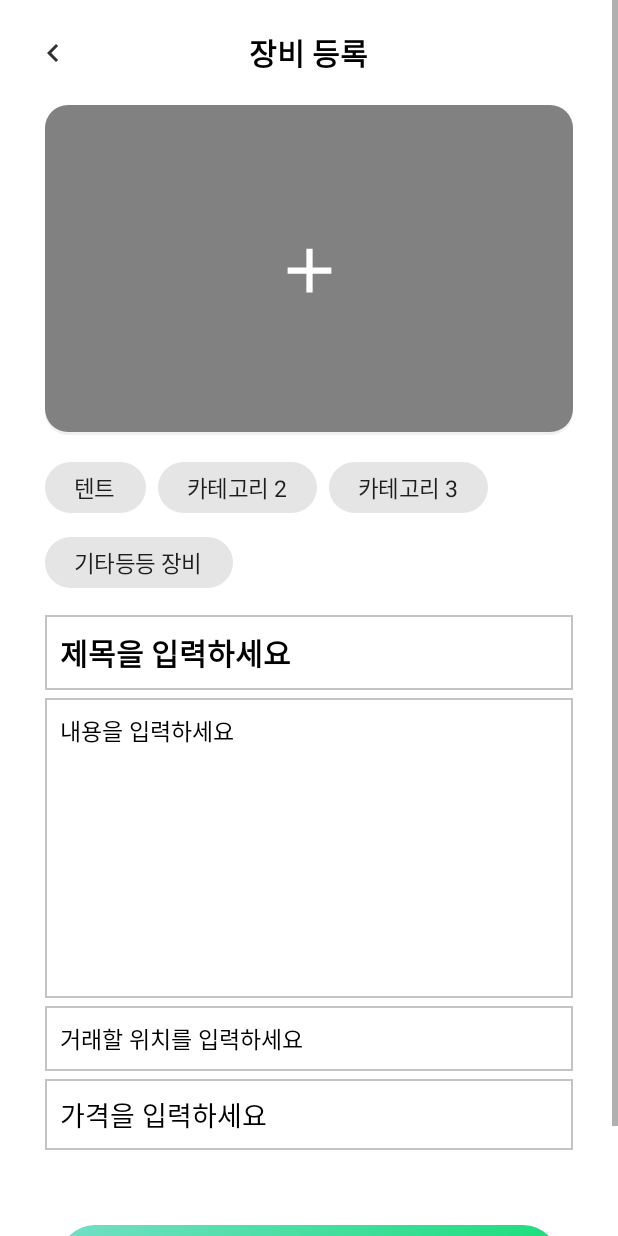
After one commit to KSangH/2021-Capstone-Design, an Android app: the SaveMyPostActivity screen opened directly, with no data from a screen before it, on a phone screen of 412 x 824 dp. The commit adds this screen. Run offline under Robolectric (Android 15) with nearby library versions, the phone set to English and light mode, and no system bars.

Commit message:
[Android] Create SaveMyPostActivity
- SaveMyPostActivity.kt와 activity_save_my_post.xml 생성
- 디자인에 맞춰 activity_save_my_post.xml 코드 작성
- 박스 형태의 EditText 적용을 위한 edit_text_box.xml 작성
- add 아이콘 크기 수정
- 이미지 버튼 xml 작성
- activity_send_request.xml의 사진 크기 수정

```diff
--- a/Android/Campong/app/src/main/AndroidManifest.xml
+++ b/Android/Campong/app/src/main/AndroidManifest.xml
@@ -12,7 +12,9 @@
         android:supportsRtl="true"
         android:theme="@style/Theme.Campong"
         android:usesCleartextTraffic="true">
-        <activity android:name=".view.SendRequestActivity"></activity>
+        <activity android:name=".view.SaveMyPostActivity"></activity>
+        <activity android:name=".view.SaveMyPost" />
+        <activity android:name=".view.SendRequestActivity" />
         <activity android:name=".view.SearchActivity" />
         <activity android:name=".view.FilterActivity" />
         <activity
--- /dev/null
+++ b/Android/Campong/app/src/main/java/com/basecamp/campong/view/SaveMyPostActivity.kt
@@ -0,0 +1,12 @@
+package com.basecamp.campong.view
+
+import androidx.appcompat.app.AppCompatActivity
+import android.os.Bundle
+import com.basecamp.campong.R
+
+class SaveMyPostActivity : AppCompatActivity() {
+    override fun onCreate(savedInstanceState: Bundle?) {
+        super.onCreate(savedInstanceState)
+        setContentView(R.layout.activity_save_my_post)
+    }
+}
--- /dev/null
+++ b/Android/Campong/app/src/main/res/drawable/edit_text_box.xml
@@ -0,0 +1,13 @@
+<?xml version="1.0" encoding="utf-8"?>
+<selector xmlns:android="http://schemas.android.com/apk/res/android">
+
+    <item>
+        <shape
+            android:shape="rectangle">
+            <stroke
+                android:width="1dp"
+                android:color="#c4c4c4"/>
+        </shape>
+    </item>
+
+</selector>
--- a/Android/Campong/app/src/main/res/drawable/ic_add.xml
+++ b/Android/Campong/app/src/main/res/drawable/ic_add.xml
@@ -1,8 +1,8 @@
-<vector android:height="24dp"
+<vector android:height="50dp"
     android:tint="#FFFFFF"
     android:viewportHeight="24"
     android:viewportWidth="24"
-    android:width="24dp"
+    android:width="50dp"
     xmlns:android="http://schemas.android.com/apk/res/android">
     <path
         android:fillColor="@android:color/white"
--- /dev/null
+++ b/Android/Campong/app/src/main/res/drawable/image_button.xml
@@ -0,0 +1,26 @@
+<?xml version="1.0" encoding="utf-8"?>
+<selector xmlns:android="http://schemas.android.com/apk/res/android">
+
+    <item>
+        <layer-list>
+            <!-- shadow (밑으로) : 그림자 -->
+            <item android:top="2dp">
+                <shape xmlns:android="http://schemas.android.com/apk/res/android"
+                    android:shape="rectangle" >
+                    <corners
+                        android:radius="15dp"
+                        />
+                    <solid android:color="#1f000000" />
+                </shape>
+            </item>
+            <!-- background (위로) -->
+            <item android:bottom="2dp">
+                <shape>
+                    <corners android:radius="15dp"
+                        />
+                    <solid android:color="#818181" />
+                </shape>
+            </item>
+        </layer-list>
+    </item>
+</selector>
--- /dev/null
+++ b/Android/Campong/app/src/main/res/layout/activity_save_my_post.xml
@@ -0,0 +1,196 @@
+<?xml version="1.0" encoding="utf-8"?>
+<androidx.constraintlayout.widget.ConstraintLayout xmlns:android="http://schemas.android.com/apk/res/android"
+    xmlns:app="http://schemas.android.com/apk/res-auto"
+    xmlns:tools="http://schemas.android.com/tools"
+    android:layout_width="match_parent"
+    android:layout_height="match_parent"
+    tools:context=".view.SaveMyPostActivity">
+
+    <ScrollView
+        android:id="@+id/scrollView2"
+        android:layout_width="0dp"
+        android:layout_height="wrap_content"
+        app:layout_constraintEnd_toEndOf="parent"
+        app:layout_constraintStart_toStartOf="parent"
+        app:layout_constraintTop_toTopOf="parent">
+
+        <RelativeLayout
+            android:layout_width="match_parent"
+            android:layout_height="match_parent">
+
+            <androidx.appcompat.widget.Toolbar
+                android:id="@+id/saveposttoolbar"
+                android:layout_width="match_parent"
+                android:layout_height="70dp"
+                android:background="@color/white"
+                app:contentInsetStart="0dp"
+                app:layout_constraintTop_toTopOf="parent">
+
+                <RelativeLayout
+                    android:layout_width="match_parent"
+                    android:layout_height="match_parent">
+
+                    <ImageButton
+                        android:id="@+id/imageButton"
+                        android:layout_width="70dp"
+                        android:layout_height="70dp"
+                        android:background="#00FFFFFF"
+                        app:srcCompat="@drawable/ic_arrow" />
+
+                    <TextView
+                        android:layout_width="wrap_content"
+                        android:layout_height="match_parent"
+                        android:layout_centerInParent="true"
+                        android:gravity="center"
+                        android:text="장비 등록"
+                        android:textColor="@color/black"
+                        android:textSize="20dp"
+                        android:textStyle="bold" />
+
+                </RelativeLayout>
+            </androidx.appcompat.widget.Toolbar>
+
+            <RelativeLayout
+                android:layout_width="match_parent"
+                android:layout_height="match_parent"
+                android:layout_below="@id/saveposttoolbar">
+
+                <ImageButton
+                    android:id="@+id/button3"
+                    android:layout_width="400dp"
+                    android:layout_height="220dp"
+                    android:layout_marginHorizontal="30dp"
+                    android:layout_marginBottom="10dp"
+                    android:background="@drawable/image_button"
+                    android:backgroundTint="#818181"
+                    android:src="@drawable/ic_add"></ImageButton>
+
+                <com.google.android.material.chip.ChipGroup
+                    android:id="@+id/chip_group"
+                    android:layout_width="wrap_content"
+                    android:layout_height="wrap_content"
+                    android:layout_below="@id/button3"
+                    android:layout_marginHorizontal="30dp">
+
+                    <com.google.android.material.chip.Chip
+                        android:id="@+id/chip1"
+                        android:layout_width="wrap_content"
+                        android:layout_height="50dp"
+                        android:text="텐트"
+                        android:textAlignment="center"
+                        android:textSize="15dp"
+                        android:textStyle="bold"
+                        app:textEndPadding="15dp"
+                        app:textStartPadding="15dp" />
+
+                    <com.google.android.material.chip.Chip
+                        android:id="@+id/chip2"
+                        android:layout_width="wrap_content"
+                        android:layout_height="50dp"
+                        android:text="카테고리 2"
+                        android:textAlignment="center"
+                        android:textSize="15dp"
+                        android:textStyle="bold"
+                        app:textEndPadding="15dp"
+                        app:textStartPadding="15dp" />
+
+                    <com.google.android.material.chip.Chip
+                        android:id="@+id/chip3"
+                        android:layout_width="wrap_content"
+                        android:layout_height="50dp"
+                        android:text="카테고리 3"
+                        android:textAlignment="center"
+                        android:textSize="15dp"
+                        android:textStyle="bold"
+                        app:textEndPadding="15dp"
+                        app:textStartPadding="15dp" />
+
+                    <com.google.android.material.chip.Chip
+                        android:id="@+id/chip4"
+                        android:layout_width="wrap_content"
+                        android:layout_height="50dp"
+                        android:text="기타등등 장비"
+                        android:textAlignment="center"
+                        android:textSize="15dp"
+                        android:textStyle="bold"
+                        app:textEndPadding="15dp"
+                        app:textStartPadding="15dp" />
+
+                </com.google.android.material.chip.ChipGroup>
+
+                <EditText
+                    android:id="@+id/edit_title"
+                    android:layout_width="match_parent"
+                    android:layout_height="wrap_content"
+                    android:layout_below="@id/chip_group"
+                    android:layout_marginHorizontal="30dp"
+                    android:layout_marginTop="10dp"
+                    android:background="@drawable/edit_text_box"
+                    android:hint="제목을 입력하세요"
+                    android:padding="10dp"
+                    android:textColorHint="@color/black"
+                    android:textSize="20dp"
+                    android:textStyle="bold" />
+
+                <EditText
+                    android:id="@+id/edit_content"
+                    android:layout_width="match_parent"
+                    android:layout_height="200dp"
+                    android:layout_below="@id/edit_title"
+                    android:layout_marginHorizontal="30dp"
+                    android:layout_marginTop="5dp"
+                    android:background="@drawable/edit_text_box"
+                    android:gravity="top"
+                    android:hint="내용을 입력하세요"
+                    android:padding="10dp"
+                    android:textColorHint="@color/black"
+                    android:textSize="15dp" />
+
+                <EditText
+                    android:id="@+id/edit_location"
+                    android:layout_width="match_parent"
+                    android:layout_height="wrap_content"
+                    android:layout_below="@id/edit_content"
+                    android:layout_marginHorizontal="30dp"
+                    android:layout_marginTop="5dp"
+                    android:background="@drawable/edit_text_box"
+                    android:hint="거래할 위치를 입력하세요"
+                    android:padding="10dp"
+                    android:textColorHint="@color/black"
+                    android:textSize="15dp" />
+
+                <EditText
+                    android:id="@+id/edit_price"
+                    android:layout_width="match_parent"
+                    android:layout_height="wrap_content"
+                    android:layout_below="@id/edit_location"
+                    android:layout_marginHorizontal="30dp"
+                    android:layout_marginTop="5dp"
+                    android:layout_marginBottom="10dp"
+                    android:background="@drawable/edit_text_box"
+                    android:hint="가격을 입력하세요"
+                    android:padding="10dp"
+                    android:textColorHint="@color/black"
+                    android:textSize="18dp" />
+
+                <Button
+                    android:id="@+id/SaveButton1"
+                    android:layout_width="match_parent"
+                    android:layout_height="wrap_content"
+                    android:layout_below="@id/edit_price"
+                    android:layout_margin="40dp"
+                    android:layout_marginBottom="16dp"
+                    android:background="@drawable/button_main_color"
+                    android:text="저장하기"
+                    android:textColor="@color/black"
+                    android:textSize="16dp"
+                    android:textStyle="bold"
+                    app:backgroundTint="@null" />
+
+            </RelativeLayout>
+
+        </RelativeLayout>
+
+    </ScrollView>
+
+</androidx.constraintlayout.widget.ConstraintLayout>
--- a/Android/Campong/app/src/main/res/layout/activity_send_request.xml
+++ b/Android/Campong/app/src/main/res/layout/activity_send_request.xml
@@ -38,8 +38,8 @@
                 <androidx.cardview.widget.CardView
                     android:id="@+id/cardView"
                     android:layout_width="400dp"
-                    android:layout_height="250dp"
-                    android:layout_marginHorizontal="10dp"
+                    android:layout_height="220dp"
+                    android:layout_marginHorizontal="30dp"
                     android:layout_marginBottom="20dp"
                     app:cardCornerRadius="15dp"
                     android:background="@color/black"
@@ -119,7 +119,7 @@
 
                 <CalendarView
                     android:id="@+id/calendarView"
-                    android:layout_width="400dp"
+                    android:layout_width="350dp"
                     android:layout_height="wrap_content"
                     android:layout_below="@+id/fortext"
                     android:layout_centerHorizontal="true"
```
